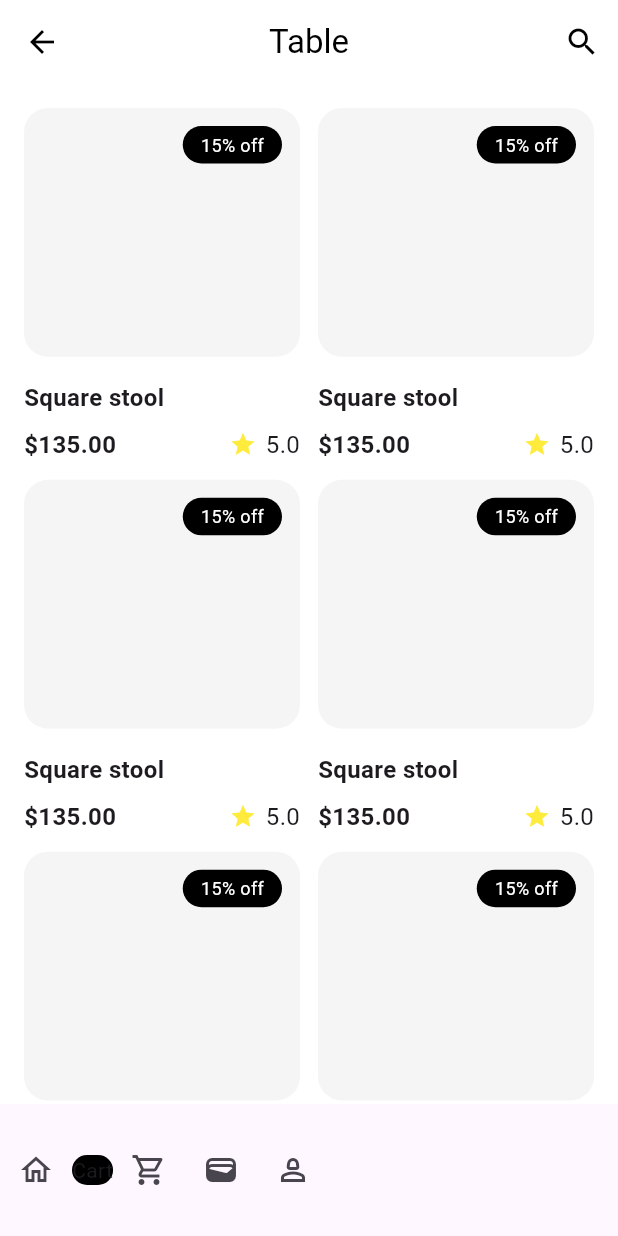
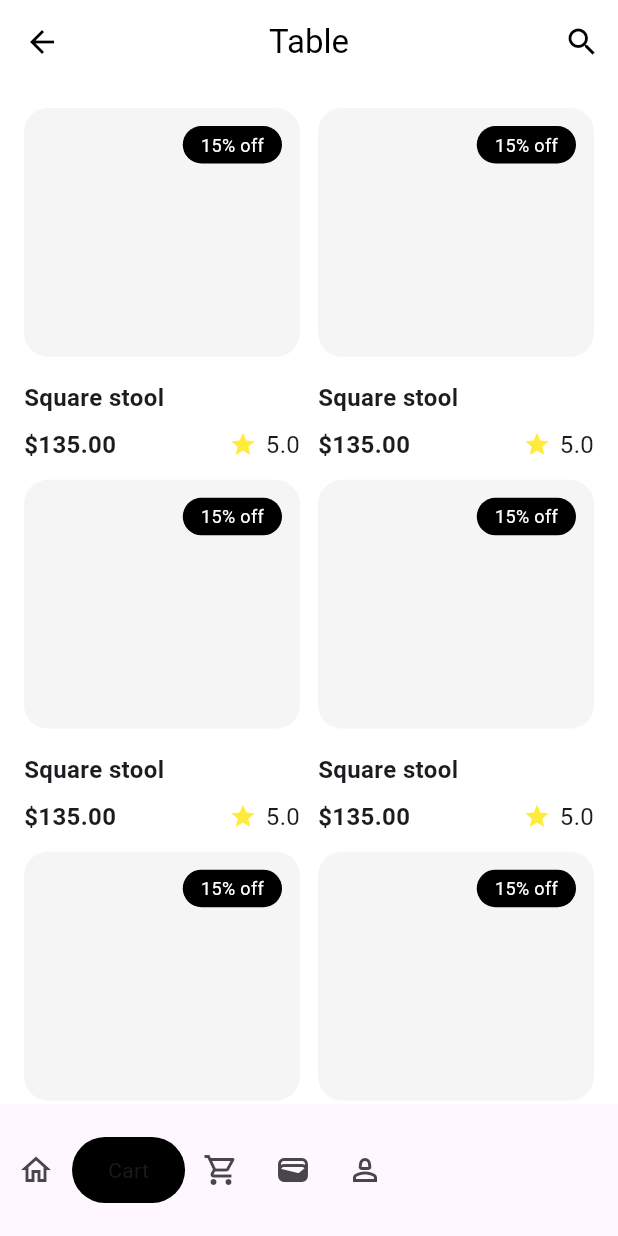
Before and after one commit to JAICHANGPARK/flutter_notebook_chapter_49, a Flutter app: the FurnitureHomePage screen opened directly, on a phone screen of 412 x 824 dp. Run offline on Flutter 3.47's test engine with Material 3 defaults, Android fonts, the phone set to English and light mode, and no system bars; our stand-ins replace dots_indicator, gap, google_fonts.

Commit message:
Update furniture_home_page.dart

```diff
--- a/lib/ep2460_furniture_app/ui/furniture_home_page.dart
+++ b/lib/ep2460_furniture_app/ui/furniture_home_page.dart
@@ -33,6 +33,7 @@ class _FurnitureHomePageState extends State<FurnitureHomePage> {
                 shape: StadiumBorder(),
                 color: Colors.black,
               ),
+              padding: .symmetric(horizontal: 24, vertical: 12),
               child: Text("Cart"),
             ),
             IconButton(
```
